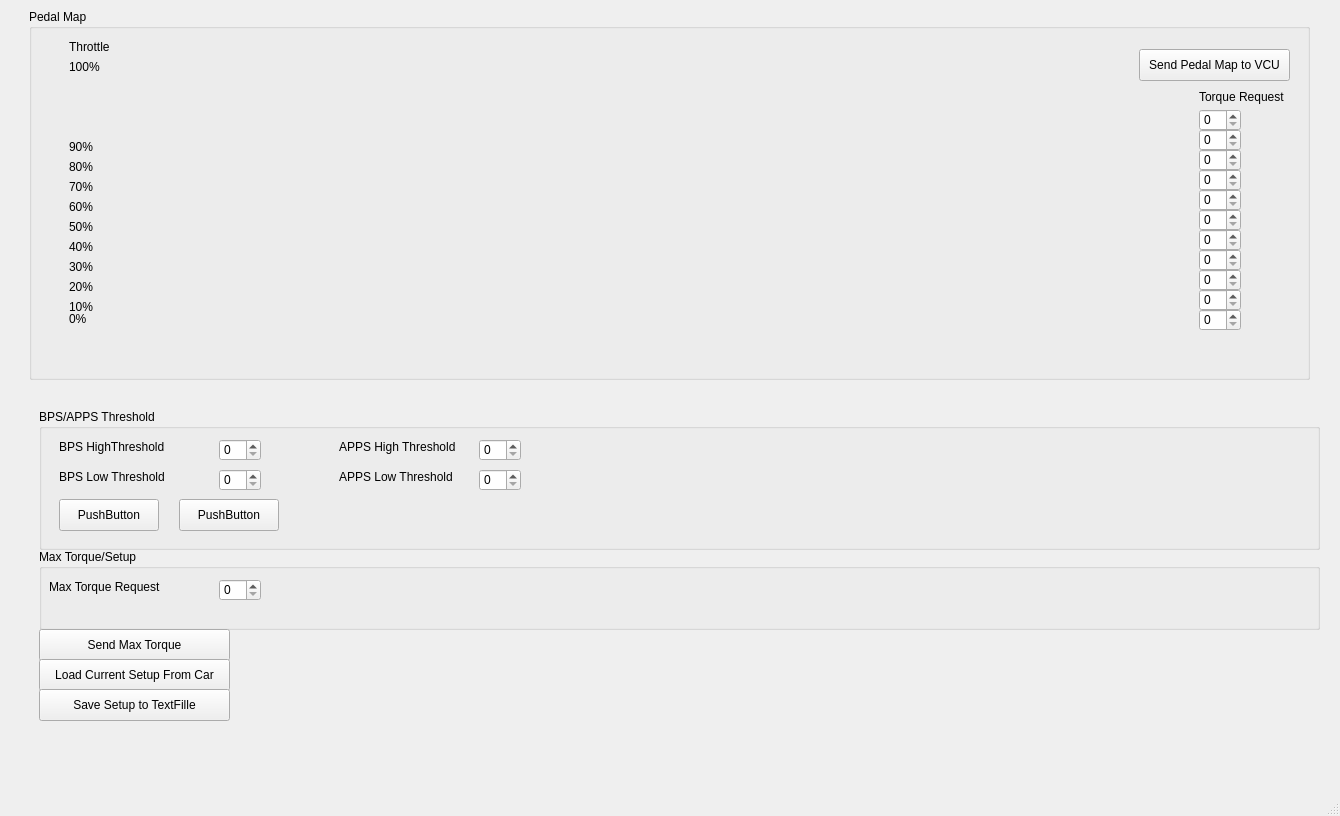
Old version of the form ui/VCU.ui in the repository ucsdtritonracing/grew.
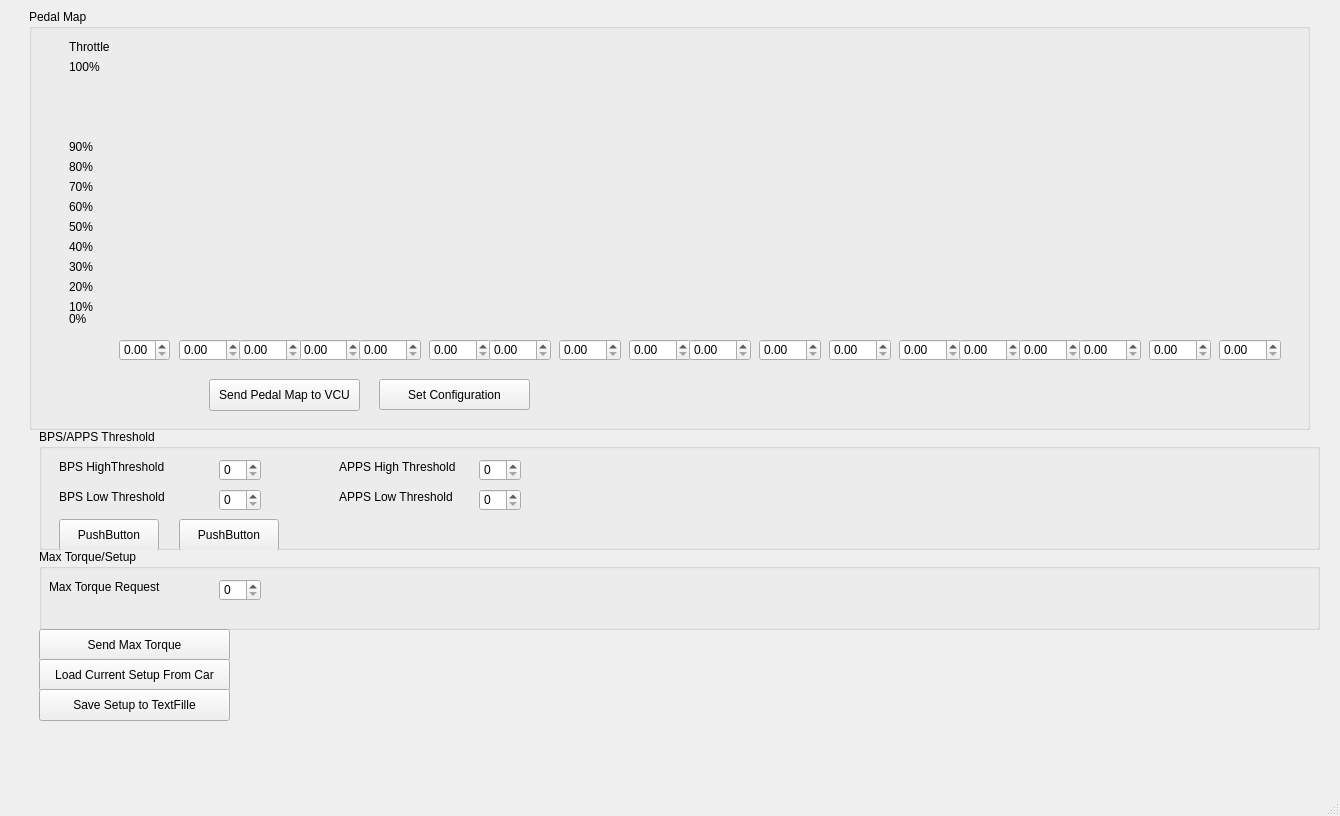
New version of the form.

Diff of the .ui file:
```diff
--- a/ui/VCU.ui
+++ b/ui/VCU.ui
@@ -32,7 +32,7 @@
           <x>10</x>
           <y>0</y>
           <width>1281</width>
-          <height>371</height>
+          <height>421</height>
          </rect>
         </property>
         <property name="title">
@@ -204,144 +204,11 @@
           </property>
          </widget>
         </widget>
-        <widget class="QWidget" name="TorqueRequestWidget" native="true">
-         <property name="geometry">
-          <rect>
-           <x>1160</x>
-           <y>80</y>
-           <width>121</width>
-           <height>251</height>
-          </rect>
-         </property>
-         <widget class="QLabel" name="label_13">
-          <property name="geometry">
-           <rect>
-            <x>10</x>
-            <y>0</y>
-            <width>101</width>
-            <height>16</height>
-           </rect>
-          </property>
-          <property name="text">
-           <string>Torque Request</string>
-          </property>
-         </widget>
-         <widget class="QSpinBox" name="spinBox">
-          <property name="geometry">
-           <rect>
-            <x>10</x>
-            <y>20</y>
-            <width>42</width>
-            <height>22</height>
-           </rect>
-          </property>
-         </widget>
-         <widget class="QSpinBox" name="spinBox_2">
-          <property name="geometry">
-           <rect>
-            <x>10</x>
-            <y>40</y>
-            <width>42</width>
-            <height>22</height>
-           </rect>
-          </property>
-         </widget>
-         <widget class="QSpinBox" name="spinBox_3">
-          <property name="geometry">
-           <rect>
-            <x>10</x>
-            <y>60</y>
-            <width>42</width>
-            <height>22</height>
-           </rect>
-          </property>
-         </widget>
-         <widget class="QSpinBox" name="spinBox_4">
-          <property name="geometry">
-           <rect>
-            <x>10</x>
-            <y>80</y>
-            <width>42</width>
-            <height>22</height>
-           </rect>
-          </property>
-         </widget>
-         <widget class="QSpinBox" name="spinBox_5">
-          <property name="geometry">
-           <rect>
-            <x>10</x>
-            <y>100</y>
-            <width>42</width>
-            <height>22</height>
-           </rect>
-          </property>
-         </widget>
-         <widget class="QSpinBox" name="spinBox_6">
-          <property name="geometry">
-           <rect>
-            <x>10</x>
-            <y>120</y>
-            <width>42</width>
-            <height>22</height>
-           </rect>
-          </property>
-         </widget>
-         <widget class="QSpinBox" name="spinBox_7">
-          <property name="geometry">
-           <rect>
-            <x>10</x>
-            <y>140</y>
-            <width>42</width>
-            <height>22</height>
-           </rect>
-          </property>
-         </widget>
-         <widget class="QSpinBox" name="spinBox_8">
-          <property name="geometry">
-           <rect>
-            <x>10</x>
-            <y>160</y>
-            <width>42</width>
-            <height>22</height>
-           </rect>
-          </property>
-         </widget>
-         <widget class="QSpinBox" name="spinBox_9">
-          <property name="geometry">
-           <rect>
-            <x>10</x>
-            <y>180</y>
-            <width>42</width>
-            <height>22</height>
-           </rect>
-          </property>
-         </widget>
-         <widget class="QSpinBox" name="spinBox_10">
-          <property name="geometry">
-           <rect>
-            <x>10</x>
-            <y>200</y>
-            <width>42</width>
-            <height>22</height>
-           </rect>
-          </property>
-         </widget>
-         <widget class="QSpinBox" name="spinBox_11">
-          <property name="geometry">
-           <rect>
-            <x>10</x>
-            <y>220</y>
-            <width>42</width>
-            <height>22</height>
-           </rect>
-          </property>
-         </widget>
-        </widget>
         <widget class="QPushButton" name="pushButton">
          <property name="geometry">
           <rect>
-           <x>1110</x>
-           <y>40</y>
+           <x>180</x>
+           <y>370</y>
            <width>151</width>
            <height>32</height>
           </rect>
@@ -353,31 +220,224 @@
         <widget class="QWidget" name="widget_2" native="true">
          <property name="geometry">
           <rect>
-           <x>130</x>
+           <x>70</x>
            <y>60</y>
-           <width>971</width>
+           <width>1191</width>
            <height>301</height>
           </rect>
          </property>
          <widget class="QWidget" name="widget_3" native="true">
           <property name="geometry">
            <rect>
-            <x>10</x>
+            <x>20</x>
             <y>260</y>
-            <width>941</width>
-            <height>31</height>
+            <width>1171</width>
+            <height>41</height>
            </rect>
           </property>
+          <widget class="QDoubleSpinBox" name="doubleSpinBox">
+           <property name="geometry">
+            <rect>
+             <x>0</x>
+             <y>10</y>
+             <width>51</width>
+             <height>22</height>
+            </rect>
+           </property>
+          </widget>
+          <widget class="QDoubleSpinBox" name="doubleSpinBox_2">
+           <property name="geometry">
+            <rect>
+             <x>60</x>
+             <y>10</y>
+             <width>62</width>
+             <height>22</height>
+            </rect>
+           </property>
+          </widget>
+          <widget class="QDoubleSpinBox" name="doubleSpinBox_3">
+           <property name="geometry">
+            <rect>
+             <x>180</x>
+             <y>10</y>
+             <width>62</width>
+             <height>22</height>
+            </rect>
+           </property>
+          </widget>
+          <widget class="QDoubleSpinBox" name="doubleSpinBox_4">
+           <property name="geometry">
+            <rect>
+             <x>240</x>
+             <y>10</y>
+             <width>62</width>
+             <height>22</height>
+            </rect>
+           </property>
+          </widget>
+          <widget class="QDoubleSpinBox" name="doubleSpinBox_5">
+           <property name="geometry">
+            <rect>
+             <x>310</x>
+             <y>10</y>
+             <width>62</width>
+             <height>22</height>
+            </rect>
+           </property>
+          </widget>
+          <widget class="QDoubleSpinBox" name="doubleSpinBox_6">
+           <property name="geometry">
+            <rect>
+             <x>370</x>
+             <y>10</y>
+             <width>62</width>
+             <height>22</height>
+            </rect>
+           </property>
+          </widget>
+          <widget class="QDoubleSpinBox" name="doubleSpinBox_7">
+           <property name="geometry">
+            <rect>
+             <x>440</x>
+             <y>10</y>
+             <width>62</width>
+             <height>22</height>
+            </rect>
+           </property>
+          </widget>
+          <widget class="QDoubleSpinBox" name="doubleSpinBox_8">
+           <property name="geometry">
+            <rect>
+             <x>510</x>
+             <y>10</y>
+             <width>62</width>
+             <height>22</height>
+            </rect>
+           </property>
+          </widget>
+          <widget class="QDoubleSpinBox" name="doubleSpinBox_9">
+           <property name="geometry">
+            <rect>
+             <x>570</x>
+             <y>10</y>
+             <width>62</width>
+             <height>22</height>
+            </rect>
+           </property>
+          </widget>
+          <widget class="QDoubleSpinBox" name="doubleSpinBox_10">
+           <property name="geometry">
+            <rect>
+             <x>640</x>
+             <y>10</y>
+             <width>62</width>
+             <height>22</height>
+            </rect>
+           </property>
+          </widget>
+          <widget class="QDoubleSpinBox" name="doubleSpinBox_11">
+           <property name="geometry">
+            <rect>
+             <x>120</x>
+             <y>10</y>
+             <width>62</width>
+             <height>22</height>
+            </rect>
+           </property>
+          </widget>
+          <widget class="QDoubleSpinBox" name="doubleSpinBox_12">
+           <property name="geometry">
+            <rect>
+             <x>710</x>
+             <y>10</y>
+             <width>62</width>
+             <height>22</height>
+            </rect>
+           </property>
+          </widget>
+          <widget class="QDoubleSpinBox" name="doubleSpinBox_13">
+           <property name="geometry">
+            <rect>
+             <x>780</x>
+             <y>10</y>
+             <width>62</width>
+             <height>22</height>
+            </rect>
+           </property>
+          </widget>
+          <widget class="QDoubleSpinBox" name="doubleSpinBox_14">
+           <property name="geometry">
+            <rect>
+             <x>840</x>
+             <y>10</y>
+             <width>62</width>
+             <height>22</height>
+            </rect>
+           </property>
+          </widget>
+          <widget class="QDoubleSpinBox" name="doubleSpinBox_15">
+           <property name="geometry">
+            <rect>
+             <x>900</x>
+             <y>10</y>
+             <width>62</width>
+             <height>22</height>
+            </rect>
+           </property>
+          </widget>
+          <widget class="QDoubleSpinBox" name="doubleSpinBox_16">
+           <property name="geometry">
+            <rect>
+             <x>960</x>
+             <y>10</y>
+             <width>62</width>
+             <height>22</height>
+            </rect>
+           </property>
+          </widget>
+          <widget class="QDoubleSpinBox" name="doubleSpinBox_17">
+           <property name="geometry">
+            <rect>
+             <x>1030</x>
+             <y>10</y>
+             <width>62</width>
+             <height>22</height>
+            </rect>
+           </property>
+          </widget>
+          <widget class="QDoubleSpinBox" name="doubleSpinBox_18">
+           <property name="geometry">
+            <rect>
+             <x>1100</x>
+             <y>10</y>
+             <width>62</width>
+             <height>22</height>
+            </rect>
+           </property>
+          </widget>
          </widget>
         </widget>
+        <widget class="QPushButton" name="pushButton_7">
+         <property name="geometry">
+          <rect>
+           <x>350</x>
+           <y>370</y>
+           <width>151</width>
+           <height>31</height>
+          </rect>
+         </property>
+         <property name="text">
+          <string>Set Configuration</string>
+         </property>
+        </widget>
        </widget>
        <widget class="QGroupBox" name="groupBox_2">
         <property name="geometry">
          <rect>
           <x>20</x>
-          <y>400</y>
+          <y>420</y>
           <width>1281</width>
-          <height>141</height>
+          <height>121</height>
          </rect>
         </property>
         <property name="title">
```
